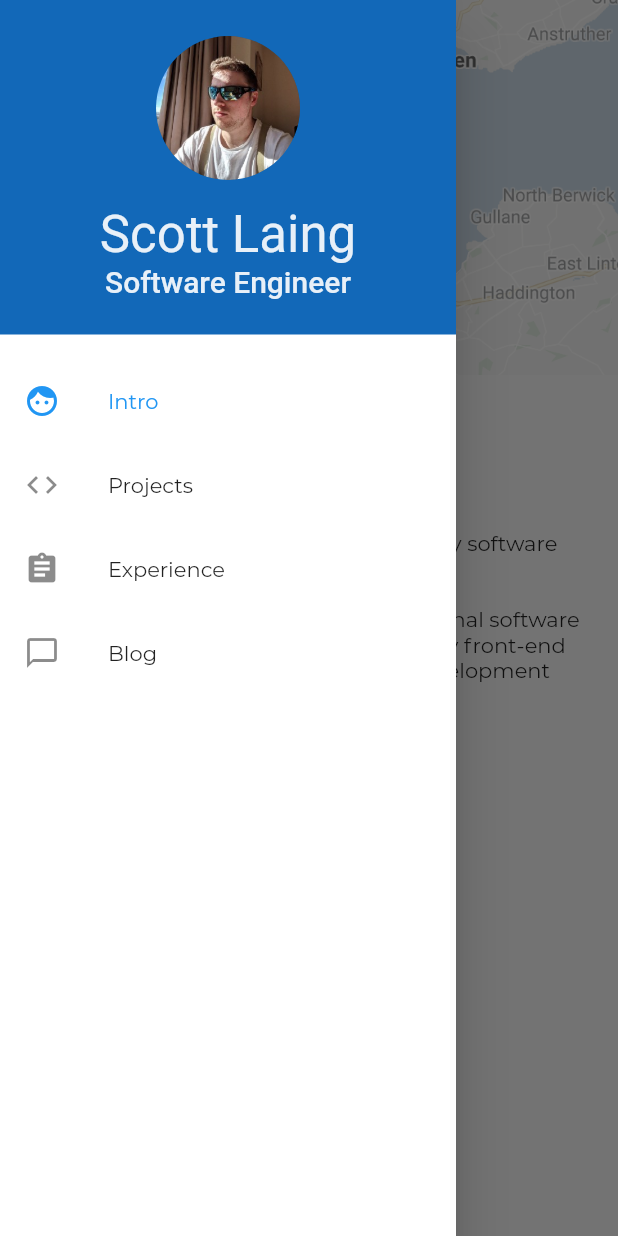
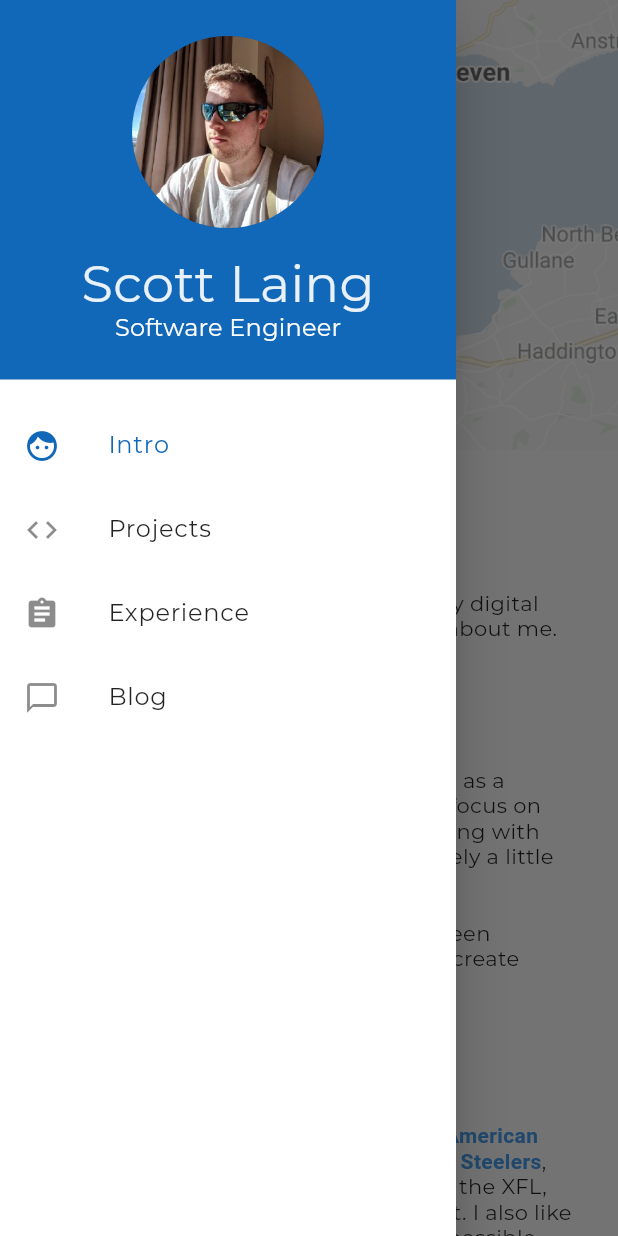
Before and after one commit to fifersheep/portfolio, a Flutter app: the screen it shows after launch, with the side drawer open, on a phone screen of 412 x 824 dp. Run offline on Flutter 3.47's test engine with Material 2 defaults, Android fonts, the phone set to English and light mode, and no system bars.

Commit message:
Update theme and add intro content

```diff
--- a/lib/constants/strings.dart
+++ b/lib/constants/strings.dart
@@ -20,11 +20,13 @@ class Strings extends InheritedWidget {
 
   final String introTitle = 'Introduction';
   final String introHeader = 'Hello';
-  final String introContent = '''
-My name is Scott Laing - welcome to my software development portfolio.
-
-I’ve spent the past 5 years as a professional software engineer with a focus on developing my front-end skillset, starting with *Android* app development and then lately a little bit of *React* web development.
-''';
+  final String introCareerHeader = 'Career';
+  final String introCareerContent = 'I’ve spent the past 5 years of my career as a professional software engineer with a focus on developing my front-end skillset, starting with Android app development and then lately a little bit of React web development.\n\n'
+      'Lately, for personal projects, I\'ve also been working with the Flutter framework to create various apps and this portfolio!';
+  final String introContent = 'My name is Scott Laing - welcome to my digital space where I\'ll share with you a little about me.';
+  final String introInterestsHeader = 'Interests';
+  final String introInterestsContent = 'For around 10 years now I\'ve followed American football supporting the NFL\'s Pittsburgh Steelers, and then lately have been getting into the XFL, although uncommited to a team as yet. I also like to watch a local amateur team where possible when they\'re at home - the Edinburgh Wolves.\n\n'
+      'Like many computer nerds, I enjoy playing computer games and have done since childhood. Typically I\'ll go for a FPS (currently Battlefield V), but also partial to strategy games as well as the occassional sandbox/creation game such as Minecraft or Stardew Valley.';
 
   final String blogTitle = 'Blog Title';
   final String experienceTitle = 'Experience Title';
--- a/lib/constants/theme.dart
+++ b/lib/constants/theme.dart
@@ -4,11 +4,8 @@ import 'colors.dart';
 
 final ThemeData appTheme = ThemeData(
   brightness: Brightness.light,
-  primaryColor: primary,
-  primaryTextTheme: Typography.material2018().white.apply(
-        bodyColor: textOnPrimary,
-        displayColor: textOnPrimary,
-      ),
+  primarySwatch: ThemeColors.primary,
+  typography: Typography.material2018(),
   dividerColor: Colors.grey,
   fontFamily: 'Montserrat',
   pageTransitionsTheme: pageTransitionsTheme(),
--- a/lib/ui/common/page_scaffold.dart
+++ b/lib/ui/common/page_scaffold.dart
@@ -31,7 +31,7 @@ class PageScaffold extends StatelessWidget {
                 SliverAppBar(
                   pinned: true,
                   automaticallyImplyLeading: isMobile,
-                  expandedHeight: 250.0,
+                  expandedHeight: 300.0,
                   flexibleSpace: FlexibleSpaceBar(
                     title: Text(
                       title,
@@ -46,9 +46,12 @@ class PageScaffold extends StatelessWidget {
                 SliverList(
                   delegate: SliverChildListDelegate([
                     Container(
-                      alignment: Alignment.center,
-                      child: body,
-                    )
+                        alignment: Alignment.center,
+                        child: ConstrainedBox(
+                          constraints: BoxConstraints(maxWidth: 1200.0),
+                          child: body,
+                        ),
+                      ),
                   ]),
                 ),
               ],
--- a/lib/ui/intro/intro_page.dart
+++ b/lib/ui/intro/intro_page.dart
@@ -2,8 +2,9 @@ import 'package:flutter/material.dart';
 import 'package:portfolio/constants/images.dart';
 import 'package:portfolio/constants/strings.dart';
 import 'package:portfolio/ui/common/page_scaffold.dart';
-import 'package:portfolio/widgets/text/heading_text.dart';
+import 'package:portfolio/widgets/text/headline_text.dart';
 import 'package:portfolio/widgets/text/paragraph_text.dart';
+import 'package:portfolio/widgets/text/section_headline_text.dart';
 
 class IntroPage extends StatelessWidget {
   const IntroPage();
@@ -18,8 +19,17 @@ class IntroPage extends StatelessWidget {
       body: Column(
         crossAxisAlignment: CrossAxisAlignment.stretch,
         children: <Widget>[
-          Heading(strings.introHeader),
-          Paragraph(strings.introContent),
+          Headline(strings.introHeader),
+          Paragraph(strings.introContent,
+            emphases: ['Scott Laing'],),
+          SectionHeadline(strings.introCareerHeader),
+          Paragraph(
+            strings.introCareerContent,
+            emphases: ['Android', 'React', 'Flutter'],
+          ),
+          SectionHeadline(strings.introInterestsHeader),
+          Paragraph(strings.introInterestsContent,
+            emphases: ['American football', 'Pittsburgh Steelers', 'Edinburgh Wolves', 'Battlefield V'],),
         ],
       ),
     );
--- a/lib/widgets/navigation/navigation_header.dart
+++ b/lib/widgets/navigation/navigation_header.dart
@@ -8,7 +8,7 @@ class NavigationHeader extends StatelessWidget {
   Widget build(BuildContext context) => Container(
         padding: EdgeInsets.all(24),
         margin: EdgeInsets.only(bottom: 16),
-        color: primary,
+        color: Theme.of(context).primaryColor,
         child: Column(
           crossAxisAlignment: CrossAxisAlignment.center,
           children: <Widget>[
@@ -16,15 +16,15 @@ class NavigationHeader extends StatelessWidget {
               backgroundImage: AssetImage(
                 Images.of(context).avatar,
               ),
-              radius: 48,
-              backgroundColor: primaryDark,
+              radius: 64,
+              backgroundColor: Theme.of(context).primaryColorDark,
             ),
             Container(
                 margin: EdgeInsets.only(top: 16),
                 child: Text(Strings.of(context).navHeaderTitle,
-                    style: Theme.of(context).primaryTextTheme.headline4)),
+                    style: Theme.of(context).primaryTextTheme.headline4.apply(color: textOnPrimary))),
             Text(Strings.of(context).navHeaderSubtitle,
-                style: Theme.of(context).primaryTextTheme.headline6.apply(color: textOnPrimary)),
+                style: Theme.of(context).primaryTextTheme.subtitle1),
           ],
         ),
       );
--- a/lib/widgets/text/heading_text.dart
+++ /dev/null
@@ -1,16 +0,0 @@
-import 'package:flutter/material.dart';
-
-class Heading extends StatelessWidget {
-  const Heading(this.text);
-
-  final String text;
-
-  @override
-  Widget build(BuildContext context) => Padding(
-        padding: const EdgeInsets.all(24.0),
-        child: Text(
-          text,
-          style: Theme.of(context).textTheme.display2,
-        ),
-      );
-}
--- /dev/null
+++ b/lib/widgets/text/headline_text.dart
@@ -0,0 +1,16 @@
+import 'package:flutter/material.dart';
+
+class Headline extends StatelessWidget {
+  const Headline(this.text);
+
+  final String text;
+
+  @override
+  Widget build(BuildContext context) => Padding(
+        padding: const EdgeInsets.only(left: 24, right: 24, top: 36, bottom: 16),
+        child: Text(
+          text,
+          style: Theme.of(context).textTheme.headline4,
+        ),
+      );
+}
--- a/lib/widgets/text/paragraph_text.dart
+++ b/lib/widgets/text/paragraph_text.dart
@@ -1,16 +1,23 @@
 import 'package:flutter/material.dart';
 
+import 'text_emphasis_builder.dart';
+
 class Paragraph extends StatelessWidget {
-  const Paragraph(this.text);
+  const Paragraph(this.text, {this.emphases = const []});
 
   final String text;
+  final List<String> emphases;
 
   @override
   Widget build(BuildContext context) => Padding(
         padding: const EdgeInsets.only(left: 24.0, right: 24.0, bottom: 8.0),
-        child: Text(
-          text,
-          style: Theme.of(context).textTheme.body1,
+        child: TextEmphasisBuilder(
+          text: text,
+          emphases: emphases,
+          emphasisStyle: TextStyle(
+            fontWeight: FontWeight.bold,
+            color: Theme.of(context).primaryColorLight,
+          ),
         ),
       );
 }
--- /dev/null
+++ b/lib/widgets/text/section_headline_text.dart
@@ -0,0 +1,16 @@
+import 'package:flutter/material.dart';
+
+class SectionHeadline extends StatelessWidget {
+  const SectionHeadline(this.text);
+
+  final String text;
+
+  @override
+  Widget build(BuildContext context) => Padding(
+    padding: const EdgeInsets.only(left: 24, right: 24, top: 36, bottom: 16),
+    child: Text(
+      text,
+      style: Theme.of(context).textTheme.headline6,
+    ),
+  );
+}
--- /dev/null
+++ b/lib/widgets/text/text_emphasis_builder.dart
@@ -0,0 +1,32 @@
+import 'package:flutter/material.dart';
+
+class TextEmphasisBuilder extends StatelessWidget {
+  const TextEmphasisBuilder({this.text, this.textStyle, this.emphases = const [], this.emphasisStyle});
+
+  final String text;
+  final TextStyle textStyle;
+  final List<String> emphases;
+  final TextStyle emphasisStyle;
+
+  @override
+  Widget build(BuildContext context) {
+    List<String> initial = [text];
+
+    List<String> textList = emphases.fold(initial, (strings, emphasis) {
+      String last = strings.removeLast();
+      List<String> split = last.split(emphasis);
+      return [...strings, split[0], emphasis, split[1]];
+    });
+
+    List<TextSpan> spans = textList
+        .map((text) => TextSpan(
+              text: text,
+              style: emphases.contains(text) ? emphasisStyle : textStyle,
+            ))
+        .toList();
+
+    return Text.rich(
+      TextSpan(children: spans),
+    );
+  }
+}
```
Also changed, not shown: lib/constants/colors.dart (+38 -8 lines), 1 other file.
